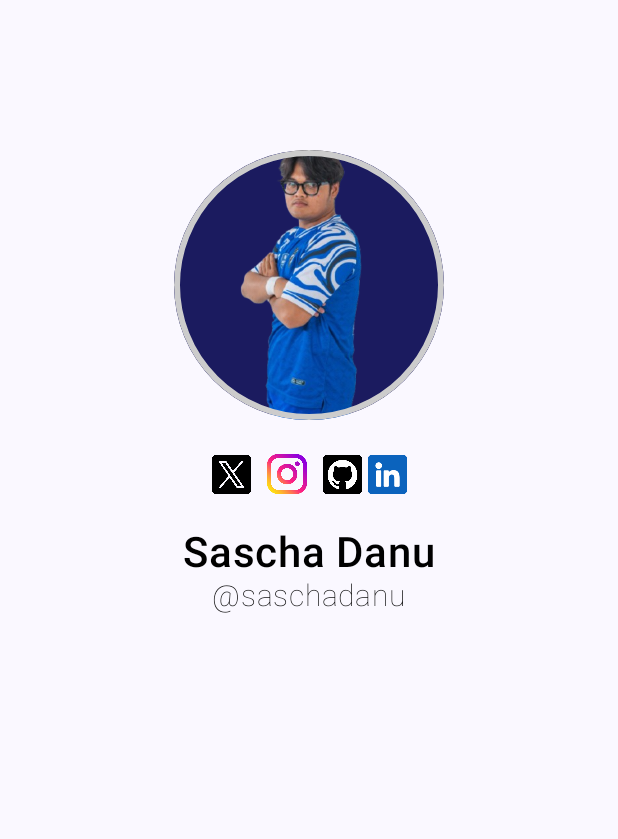
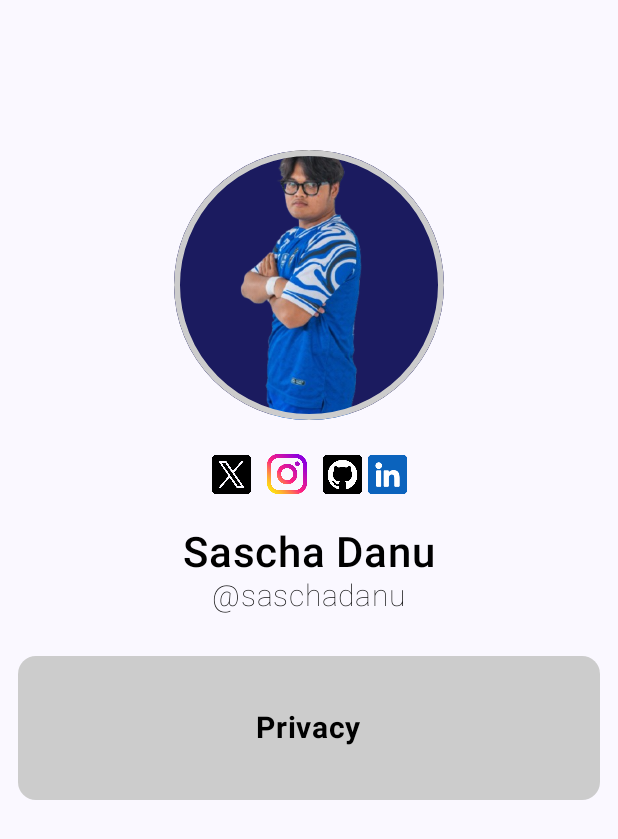
Before and after one commit to SASCHADDD/QuestAdvanceLayout_043, an Android app built with Jetpack Compose: the screen it shows after launch (MainActivity), on a phone screen of 412 x 824 dp. Shown: the top 839 px of the screen. Run offline under Robolectric (Android 15) with nearby library versions, the phone set to English and light mode, and no system bars.

Commit message:
menambahkan resources untuk di menu

```diff
--- a/app/src/main/java/com/example/pertemuan4/UIKedua.kt
+++ b/app/src/main/java/com/example/pertemuan4/UIKedua.kt
@@ -1,5 +1,6 @@
 package com.example.pertemuan4
 
+import android.text.style.BackgroundColorSpan
 import androidx.compose.foundation.Image
 import androidx.compose.foundation.border
 import androidx.compose.foundation.layout.Arrangement
@@ -7,10 +8,13 @@ import androidx.compose.foundation.layout.Column
 import androidx.compose.foundation.layout.Row
 import androidx.compose.foundation.layout.Spacer
 import androidx.compose.foundation.layout.fillMaxSize
+import androidx.compose.foundation.layout.fillMaxWidth
 import androidx.compose.foundation.layout.height
 import androidx.compose.foundation.layout.padding
 import androidx.compose.foundation.layout.size
 import androidx.compose.foundation.shape.CircleShape
+import androidx.compose.material3.Card
+import androidx.compose.material3.CardDefaults
 import androidx.compose.material3.Text
 import androidx.compose.runtime.Composable
 import androidx.compose.ui.Alignment
@@ -26,6 +30,7 @@ import androidx.compose.ui.unit.sp
 
 @Composable
 fun Profile (modifier: Modifier) {
+
     Column(
         modifier = Modifier
             .padding(top = 100.dp)
@@ -92,5 +97,32 @@ fun Profile (modifier: Modifier) {
             fontSize = 20.sp,
             color = Color.Black
         )
+        Spacer(modifier = Modifier.height(16.dp))
+
+        Card(
+            modifier = Modifier
+                .height(120.dp)
+                .fillMaxWidth()
+                .padding(12.dp),
+            colors = CardDefaults.cardColors(
+                containerColor = Color.LightGray
+            )
+        ) {
+            // isi dari Card
+            Column(
+                modifier = Modifier
+                    .fillMaxSize()
+                    .padding(16.dp),
+                verticalArrangement = Arrangement.Center,
+                horizontalAlignment = Alignment.CenterHorizontally
+            ) {
+                Text(
+                    text = "Privacy",
+                    fontSize = 20.sp,
+                    fontWeight = FontWeight.Bold,
+                    color = Color.Black
+                )
             }
         }
+    }
+}
--- a/app/src/main/res/values/strings.xml
+++ b/app/src/main/res/values/strings.xml
@@ -8,4 +8,5 @@
     <string name="role"> Saya bercita cita menjadi programmer</string>
     <string name="copy2"> copyright saschadanu 2025 </string>
     <string name="username">\@saschadanu</string>
+    <string name="menu1">Privacy</string>
 </resources>
```
Lines whose indentation alone changed are shown as unchanged.
